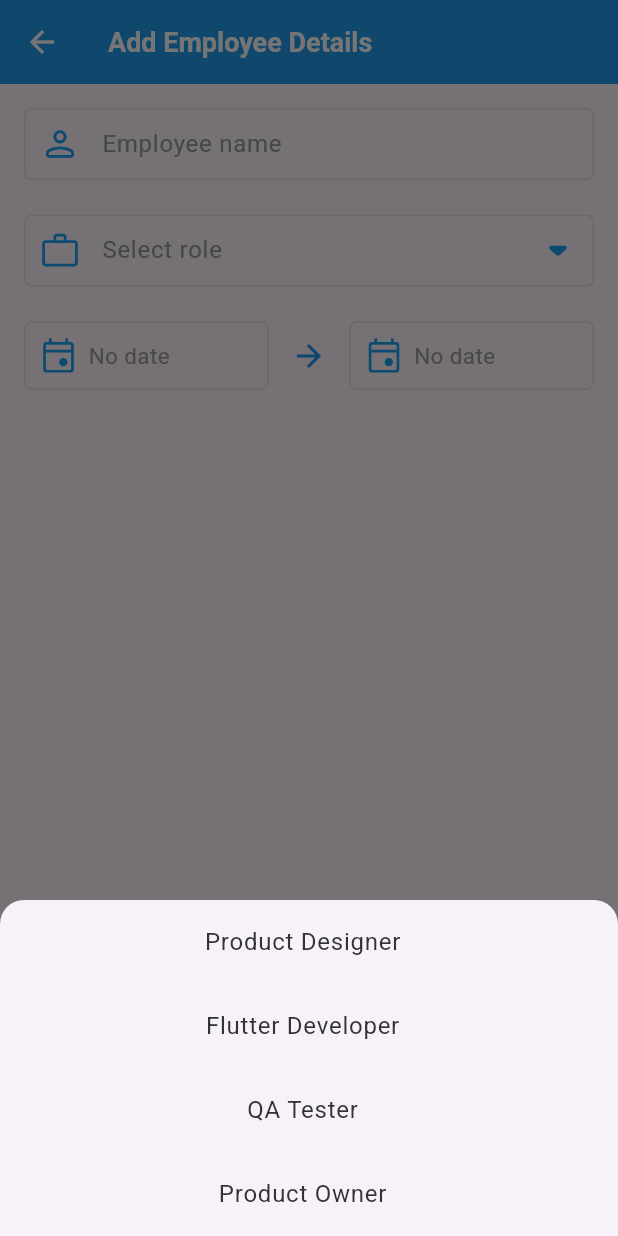
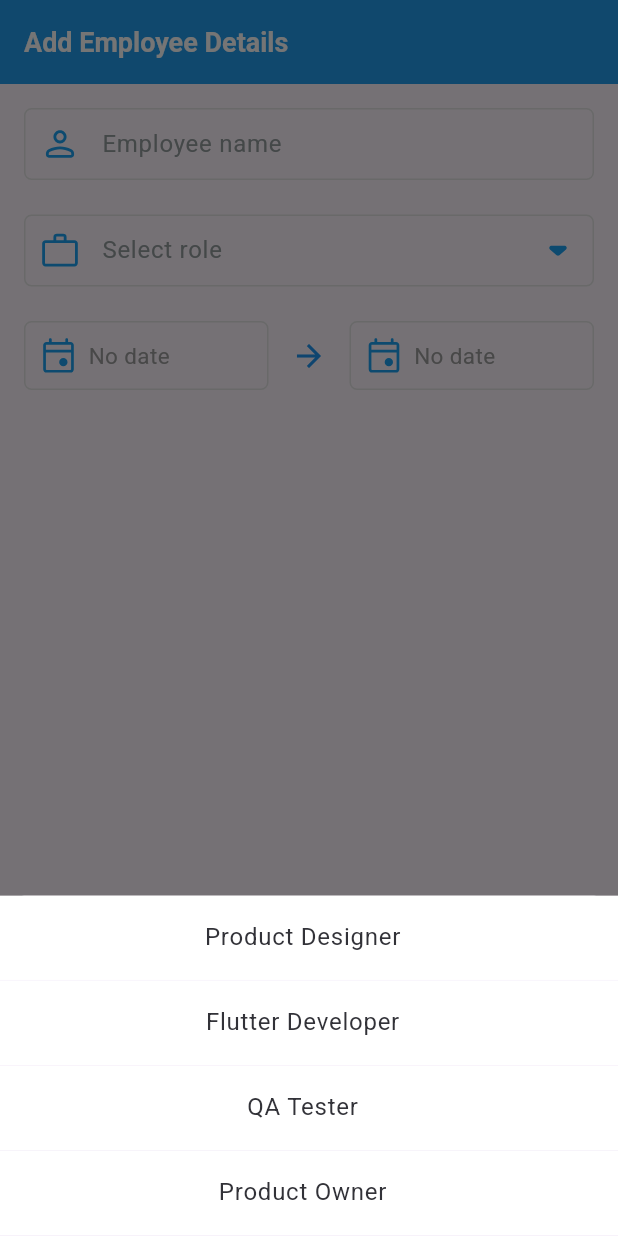
Before and after one commit to dhms005/employeeData, a Flutter app: the AddEditEmployeeScreen screen opened directly, after a tap on "Select role", on a phone screen of 412 x 824 dp. Run offline on Flutter 3.47's test engine with Material 3 defaults, Android fonts, the phone set to English and light mode, and no system bars; our stand-ins replace equatable, flutter_bloc, flutter_svg, sqflite, table_calendar; accounts and stored records are empty.

Commit message:
left title of actionbar and role bottom sheet separate bar added

```diff
--- a/lib/widgetUI/customAppBar.dart
+++ b/lib/widgetUI/customAppBar.dart
@@ -1,25 +1,27 @@
-import 'package:employeedata/utils/appImagePath.dart';
-import 'package:employeedata/utils/appColors.dart';
 import 'package:flutter/material.dart';
-import 'package:flutter_svg/flutter_svg.dart';
 
 class CustomAppBar extends StatelessWidget implements PreferredSizeWidget {
   final String appTitle;
   final AppBar appBar;
   final List<Widget>? actions;
-  const CustomAppBar({super.key, required this.appTitle, required this.appBar,this.actions});
+
+  const CustomAppBar(
+      {super.key, required this.appTitle, required this.appBar, this.actions});
 
   @override
   Widget build(BuildContext context) {
     return AppBar(
-      // backgroundColor: Theme.of(context).colorScheme.inversePrimary,
-      title: Text(
-        appTitle,
-        style: TextStyle(
-            fontFamily: 'Roboto', fontSize: 18, fontWeight: FontWeight.values[5]),
-      ),
-      actions: actions
-    );
+        // backgroundColor: Theme.of(context).colorScheme.inversePrimary,
+        automaticallyImplyLeading: false,
+        centerTitle: false,
+        title: Text(
+          appTitle,
+          style: TextStyle(
+              fontFamily: 'Roboto',
+              fontSize: 18,
+              fontWeight: FontWeight.values[5]),
+        ),
+        actions: actions);
   }
 
   @override
--- a/lib/widgetUI/role_selection_field.dart
+++ b/lib/widgetUI/role_selection_field.dart
@@ -15,7 +15,6 @@
 }
 
 class _RoleSelectionFieldState extends State<RoleSelectionField> {
-
   void _showRoleBottomSheet() async {
     String? selectedRole = await showModalBottomSheet<String>(
       context: context,
@@ -25,9 +24,21 @@
       builder: (BuildContext context) {
         return Wrap(
           children: AppStrings.employeeRoles.map((role) {
-            return ListTile(
-              title: TextRobotoFont(title: role, textAlign: TextAlign.center,fontColor: AppColors.editTextColor,fontSize: 16,),
-              onTap: () => Navigator.pop(context, role),
+            return Container(
+              color: AppColors.mainBgColor,
+              margin: EdgeInsets.only(bottom: 0.7),
+              child: Container(
+                color: AppColors.mainWhiteColor,
+                child: ListTile(
+                  title: TextRobotoFont(
+                    title: role,
+                    textAlign: TextAlign.center,
+                    fontColor: AppColors.editTextColor,
+                    fontSize: 16,
+                  ),
+                  onTap: () => Navigator.pop(context, role),
+                ),
+              ),
             );
           }).toList(),
         );
@@ -102,7 +113,7 @@
             focusedErrorBorder: OutlineInputBorder(
               borderRadius: BorderRadius.circular(5),
               borderSide:
-              BorderSide(color: Colors.red, width: 1), // Red on focus
+                  BorderSide(color: Colors.red, width: 1), // Red on focus
             ),
             contentPadding: EdgeInsets.symmetric(vertical: 0, horizontal: 10),
           ),
```
